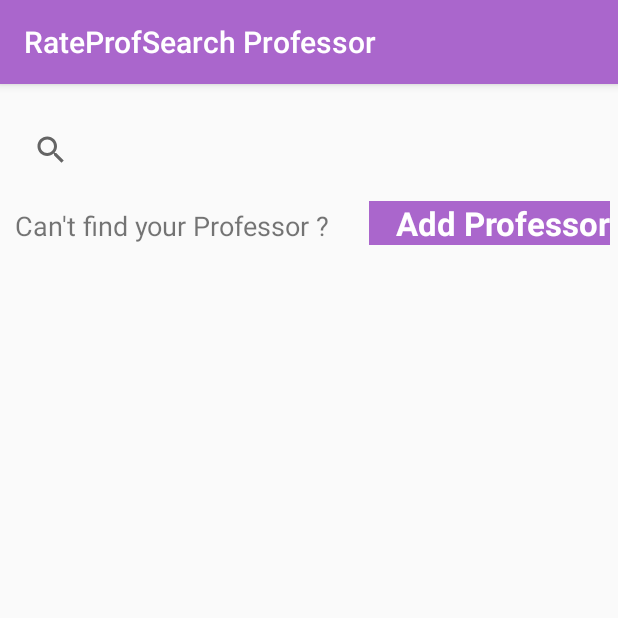
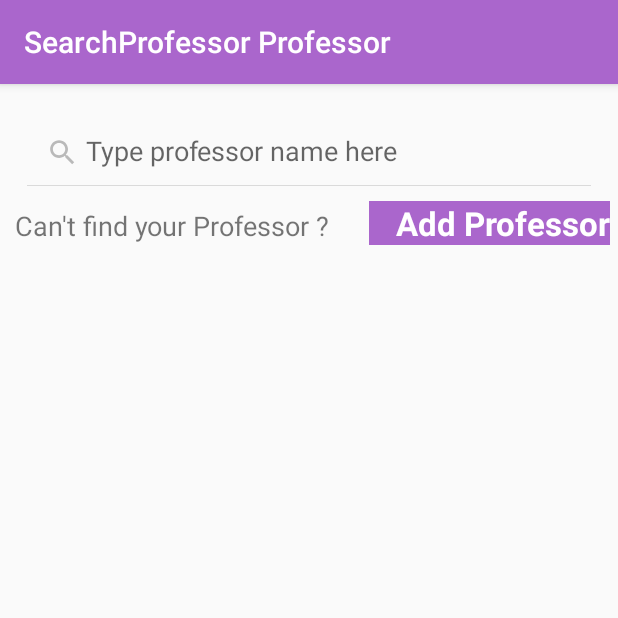
Before and after one commit to ankitabatni/PocketCampus, an Android app: the SearchProfessor screen opened directly, with no data from a screen before it, on a phone screen of 412 x 824 dp, the top half of it. Run offline under Robolectric (Android 15) with nearby library versions, the phone set to English and light mode, and no system bars; our stand-ins replace Firebase (no records; nobody signed in at launch, a user with empty details on screens opened directly).

Commit message:
Rename RateSearchProfessor to SearchProfessor Add Search feature to Professor List view

```diff
--- a/app/src/main/AndroidManifest.xml
+++ b/app/src/main/AndroidManifest.xml
@@ -52,7 +52,7 @@
                 <category android:name="android.intent.category.DEFAULT" />
             </intent-filter>
         </activity>
-        <activity android:name=".RateProfSearch">
+        <activity android:name=".SearchProfessor">
             <intent-filter>
                 <action android:name="com.example.ankita.onestopcampus.rate" />
 
--- a/app/src/main/java/com/example/ankita/pocketcampus/HomeScreen.java
+++ b/app/src/main/java/com/example/ankita/pocketcampus/HomeScreen.java
@@ -35,7 +35,7 @@ import com.google.firebase.auth.FirebaseAuth;
                         startActivity(intent);
                     }
                     if (v.getId() == R.id.button_rate_prof) {
-                        Intent intent = new Intent(this, RateProfSearch.class);
+                        Intent intent = new Intent(this, SearchProfessor.class);
                         startActivity(intent);
                     }
                     if (v.getId() == R.id.button_chat) {
--- a/app/src/main/java/com/example/ankita/pocketcampus/RateProfSearch.java
+++ b/app/src/main/java/com/example/ankita/pocketcampus/SearchProfessor.java
@@ -9,6 +9,7 @@ import android.view.View;
 import android.widget.AdapterView;
 import android.widget.ArrayAdapter;
 import android.widget.ListView;
+import android.widget.SearchView;
 import android.widget.Toast;
 
 import com.example.ankita.pocketcampus.model.Professor;
@@ -21,7 +22,7 @@ import com.google.firebase.database.ValueEventListener;
 import java.util.ArrayList;
 import java.util.List;
 
-public class RateProfSearch extends AppCompatActivity {
+public class SearchProfessor extends AppCompatActivity {
     private DatabaseReference mDatabase;
 
     @Override
@@ -29,14 +30,48 @@ public class RateProfSearch extends AppCompatActivity {
         mDatabase = FirebaseDatabase.getInstance().getReference();
 
         super.onCreate(savedInstanceState);
-        setContentView(R.layout.activity_rate_search_prof);
-        setTitle("RateProfSearch Professor");
+        setContentView(R.layout.search_professor);
+        setTitle("SearchProfessor Professor");
         final  Intent intent = new Intent(this,ViewProfessor.class);
         final List<Professor> profObjectList = new ArrayList<>();
         final List<String> profNameList = new ArrayList<String>();
+        final List<String> profNameFilteredList = new ArrayList<String>();
         final ListView listview = (ListView) findViewById(R.id.profListView);
-        final ArrayAdapter<String> prof_adapter = new ArrayAdapter<String>(this,  R.layout.my_list, profNameList);
+        final ArrayAdapter<String> prof_adapter = new ArrayAdapter<String>(this,  R.layout.my_list, profNameFilteredList);
         listview.setAdapter(prof_adapter);
+
+        final SearchView searchView = (SearchView) findViewById(R.id.searchView);
+        searchView.setQueryHint("Type professor name here");
+        searchView.onActionViewExpanded();
+        searchView.setIconified(false);
+        searchView.clearFocus();
+
+
+        searchView.setOnQueryTextListener(new SearchView.OnQueryTextListener() {
+            @Override
+            public boolean onQueryTextSubmit(String query) {
+                return false;
+            }
+
+            @Override
+            public boolean onQueryTextChange(String newText) {
+                profNameFilteredList.clear();
+
+                if(newText!=null && !newText.equals("") && newText.length() > 2){
+                    for(String profName : profNameList){
+                        if(profName.toLowerCase().contains(newText.toLowerCase())){
+                            profNameFilteredList.add(profName);
+                        }
+                    }
+                }
+
+                prof_adapter.notifyDataSetChanged();
+                //prof_adapter.getFilter().filter(newText);
+                return false;
+            }
+        });
+
+
         mDatabase.child("professors").addListenerForSingleValueEvent(new ValueEventListener() {
             @Override
             public void onDataChange(DataSnapshot dataSnapshot) {
@@ -62,7 +97,7 @@ public class RateProfSearch extends AppCompatActivity {
             // argument position gives the index of item which is clicked
             public void onItemClick(AdapterView<?> arg0, View v, int position, long arg3)
             {
-                String selectedprof=profNameList.get(position);
+                String selectedprof=profNameFilteredList.get(position);
                 for(Professor prof : profObjectList){
                   String name =  prof.getFirstName()+" "+prof.getLastName();
                     if(name.equals(selectedprof)){
--- a/app/src/main/res/layout/activity_add_professor.xml
+++ b/app/src/main/res/layout/activity_add_professor.xml
@@ -5,7 +5,7 @@
     android:layout_width="match_parent"
     android:layout_height="match_parent"
     android:orientation="vertical"
-    tools:context="com.example.ankita.pocketcampus.RateProfSearch"
+    tools:context="com.example.ankita.pocketcampus.SearchProfessor"
     tools:layout_editor_absoluteX="0dp"
     tools:layout_editor_absoluteY="81dp">
 
--- a/app/src/main/res/layout/activity_rate_professor.xml
+++ b/app/src/main/res/layout/activity_rate_professor.xml
@@ -5,7 +5,7 @@
     android:layout_width="match_parent"
     android:layout_height="match_parent"
     android:orientation="vertical"
-    tools:context="com.example.ankita.pocketcampus.RateProfSearch"
+    tools:context="com.example.ankita.pocketcampus.SearchProfessor"
     tools:layout_editor_absoluteX="0dp"
     tools:layout_editor_absoluteY="81dp"
     android:weightSum="1">
--- a/app/src/main/res/layout/activity_view_professor.xml
+++ b/app/src/main/res/layout/activity_view_professor.xml
@@ -5,7 +5,7 @@
     android:layout_width="match_parent"
     android:layout_height="match_parent"
     android:orientation="vertical"
-    tools:context="com.example.ankita.pocketcampus.RateProfSearch"
+    tools:context="com.example.ankita.pocketcampus.SearchProfessor"
     tools:layout_editor_absoluteX="0dp"
     tools:layout_editor_absoluteY="81dp"
     android:weightSum="1">
--- a/app/src/main/res/layout/activity_rate_search_prof.xml
+++ b/app/src/main/res/layout/search_professor.xml
@@ -5,12 +5,13 @@
     android:layout_width="match_parent"
     android:layout_height="match_parent"
     android:orientation="vertical"
-    tools:context="com.example.ankita.pocketcampus.RateProfSearch"
+    tools:context="com.example.ankita.pocketcampus.SearchProfessor"
     tools:layout_editor_absoluteX="0dp"
     tools:layout_editor_absoluteY="81dp"
     android:weightSum="1">
 
     <SearchView
+        android:id="@+id/searchView"
         android:layout_width="match_parent"
         android:layout_height="wrap_content"
         android:layout_marginLeft="10dp"
```
